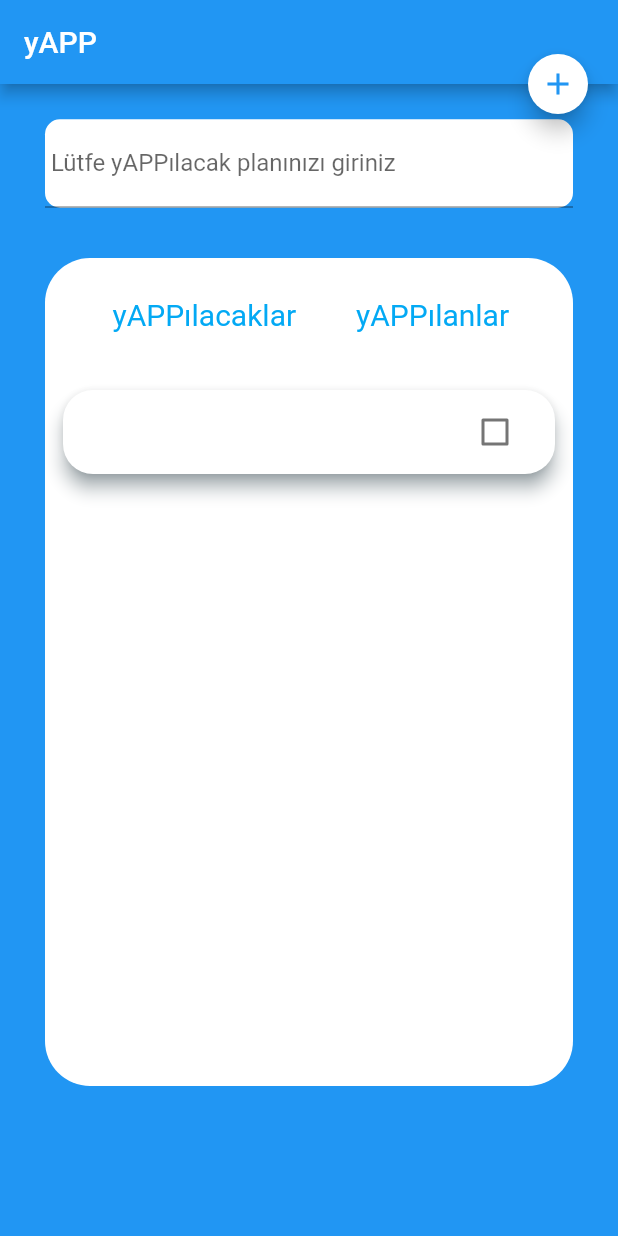
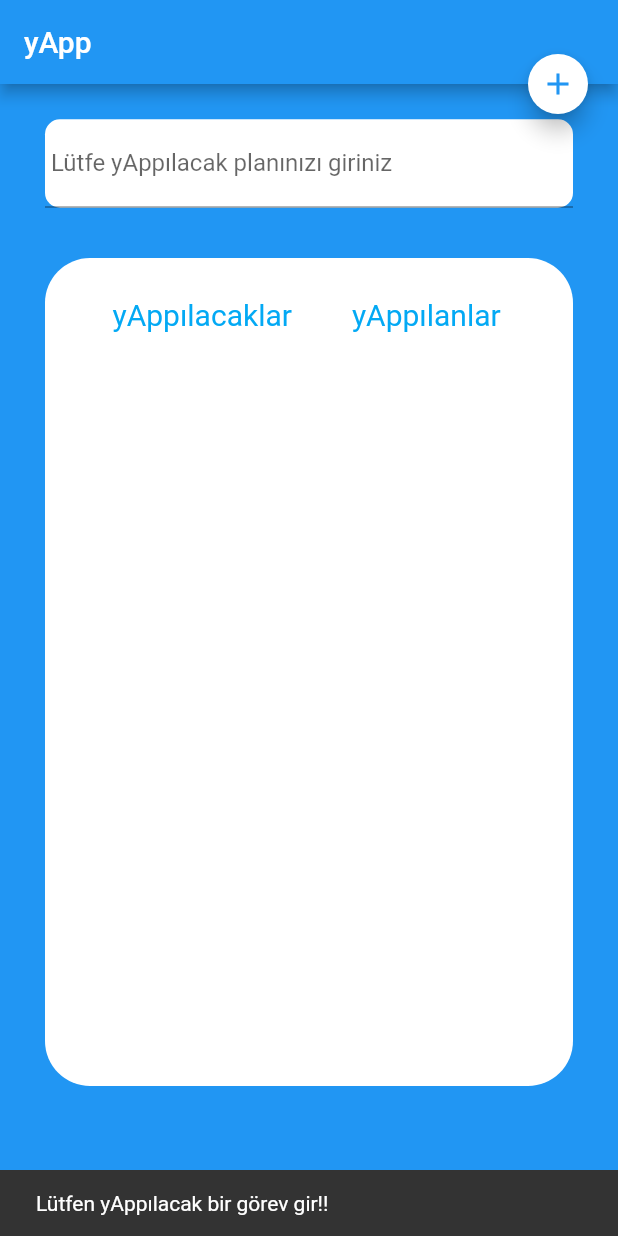
Before and after one commit to ahmetCDZ/yapp, a Flutter app: the screen it shows after launch, after a tap on the "add" icon, on a phone screen of 412 x 824 dp. Run offline on Flutter 3.47's test engine with Material 2 defaults, Android fonts, the phone set to English and light mode, and no system bars; our stand-ins replace shared_preferences.

Commit message:
addScaffoldBar

```diff
--- a/lib/item_Cards.dart
+++ b/lib/item_Cards.dart
@@ -16,9 +16,10 @@ class Cards extends StatelessWidget {
         color: isDone ? Colors.blue.shade50 : Colors.white,
         elevation: isDone ? 1 : 5,
         shadowColor: Colors.blueGrey,
-          shape:
-              RoundedRectangleBorder(borderRadius: BorderRadius.circular(20)),
-          child: ListTile(
+        shape: RoundedRectangleBorder(borderRadius: BorderRadius.circular(20)),
+        child: title == ''
+            ? null
+            : ListTile(
                 title: Text(
                   title,
                   style: TextStyle(
@@ -30,7 +31,8 @@ class Cards extends StatelessWidget {
                   value: isDone,
                   activeColor: Colors.black,
                 ),
-          )),
+              ),
+      ),
     );
   }
 }
--- a/lib/main.dart
+++ b/lib/main.dart
@@ -2,23 +2,20 @@ import 'package:flutter/material.dart';
 import 'package:provider/provider.dart';
 import 'package:yapp/screens/home_page.dart';
 import 'package:yapp/tasks/myTasks.dart';
+import 'package:yapp/tasks/tasks.dart';
 
 void main() {
   runApp(ChangeNotifierProvider<MyTasks>(
-      create: (context) => MyTasks(), child: MyApp()));
+      create: (BuildContext context) => MyTasks(), child: MyApp()));
 }
 
 class MyApp extends StatelessWidget {
   @override
   Widget build(BuildContext context) {
+    Provider.of<MyTasks>(context, listen: false).loadTasks();
     return MaterialApp(
       title: 'yApp',
-      theme: ThemeData(
-        primaryColor: Colors.blue,
-        primarySwatch: Colors.lightBlue,
-        scaffoldBackgroundColor: Colors.blue,
-        appBarTheme: AppBarTheme(color: Colors.blue),
-      ),
+      theme: Provider.of<MyTasks>(context).themeColor,
       home: HomePage(),
     );
   }
--- a/lib/screens/home_page.dart
+++ b/lib/screens/home_page.dart
@@ -15,7 +15,7 @@ class HomePage extends StatelessWidget {
       floatingActionButtonLocation: FloatingActionButtonLocation.endTop,
       appBar: AppBar(
           title: Text(
-        'yAPP',
+        'yApp',
         style: TextStyle(color: Colors.white),
       )),
       body: Column(
@@ -32,7 +32,7 @@ class HomePage extends StatelessWidget {
                   child: myTextField = TextField(
                     controller: myController,
                     decoration: InputDecoration(
-                      labelText: ' Lütfe yAPPılacak planınızı giriniz',
+                      labelText: ' Lütfe yAppılacak planınızı giriniz',
                     ),
                     onChanged: (value) {
                       isEnterText = value;
@@ -57,8 +57,8 @@ class HomePage extends StatelessWidget {
                     padding: EdgeInsets.only(left: 25),
                     scrollDirection: Axis.horizontal,
                     children: [
-                      textButtonWidget('yAPPılacaklar'),
-                      textButtonWidget('yAPPılanlar'),
+                      textButtonWidget('yAppılacaklar'),
+                      textButtonWidget('yAppılanlar'),
                     ],
                   ),
                 ),
@@ -88,7 +88,14 @@ class HomePage extends StatelessWidget {
       ),
       floatingActionButton: FloatingActionButton.small(
         onPressed: (() {
-          Provider.of<MyTasks>(context, listen: false).addTasks(isEnterText);
+          if (isEnterText == '') {
+            ScaffoldMessenger.of(context).showSnackBar(SnackBar(
+              content: Text('Lütfen yAppılacak bir görev gir!!'),
+              duration: Duration(seconds: 2),
+              action: null,
+            ));
+          } else
+            Provider.of<MyTasks>(context, listen: false).addTasks(isEnterText);
           myController.clear();
         }),
         child: Icon(
@@ -128,9 +135,7 @@ class textButtonWidget extends StatelessWidget {
           padding: const EdgeInsets.fromLTRB(20, 20, 20, 20),
           textStyle: const TextStyle(fontSize: 20),
         ),
-        onPressed: () {
-          if (text == 'yAPPılacaklar') {}
-        },
+        onPressed: () {},
         child: Text(text));
   }
 }
--- a/lib/tasks/myTasks.dart
+++ b/lib/tasks/myTasks.dart
@@ -39,6 +39,7 @@ class MyTasks with ChangeNotifier {
   void loadTasks() async {
     await createSP();
     firstTitle = pref.getString('key')!;
+    print(firstTitle);
   }
 
   void markCheck(int index) {
```
Lines whose indentation alone changed are shown as unchanged.
